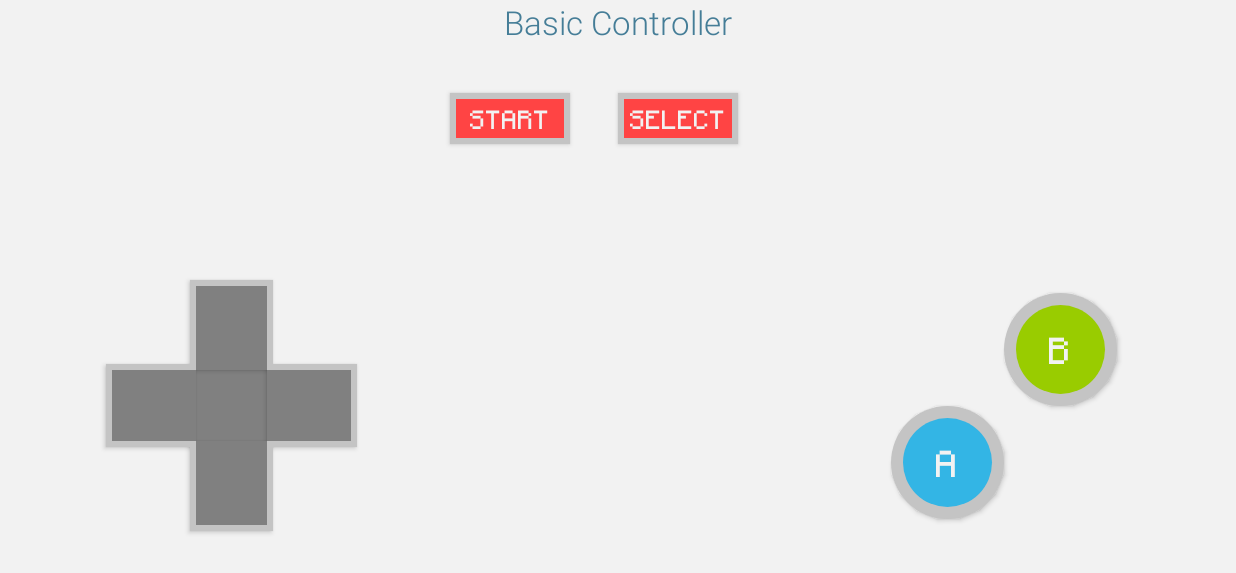
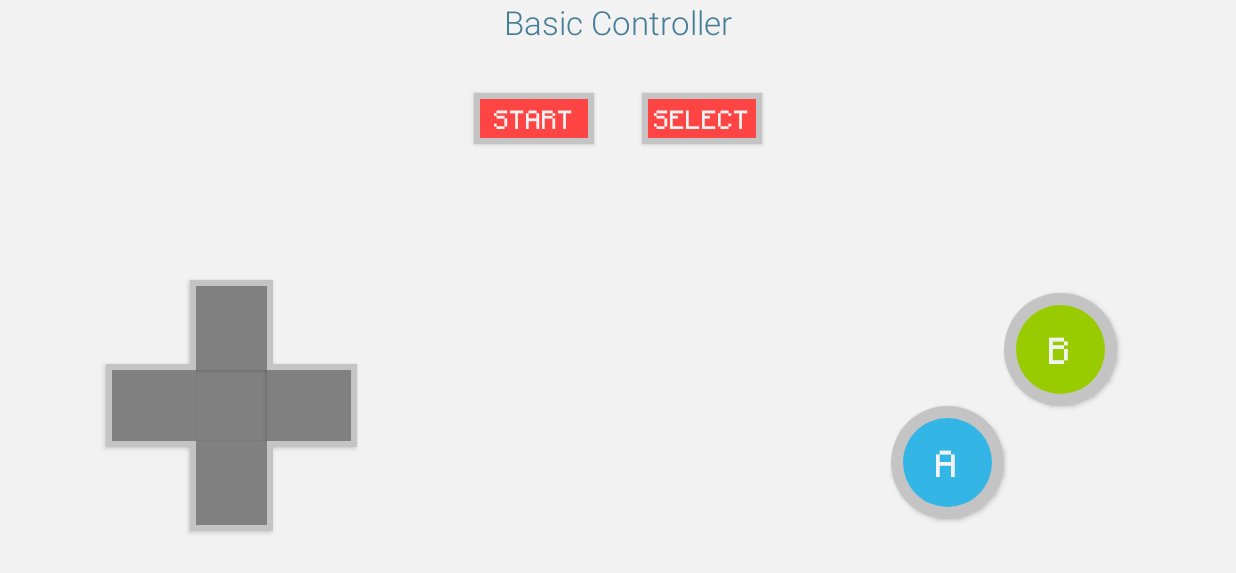
Before and after one commit to tvbarthel/Adaptilo, an Android app: the screen it shows after launch (MainActivity), on a phone screen of 824 x 412 dp (held sideways). Shown: the top 573 px of the screen. Run offline under Robolectric (Android 15) with nearby library versions, the phone set to English and light mode, and no system bars.

Commit message:
Fix margin

```diff
--- a/Android/app/src/main/res/layout/fragment_basic_controller.xml
+++ b/Android/app/src/main/res/layout/fragment_basic_controller.xml
@@ -45,7 +45,7 @@
             android:id="@+id/basic_controller_btn_select"
             android:layout_width="@dimen/btn_rect_width"
             android:layout_height="@dimen/btn_rect_height"
-            android:layout_marginRight="@dimen/btn_rect_margin"
+            android:layout_marginLeft="@dimen/btn_rect_margin"
             android:background="@drawable/btn_rect"
             android:fontFamily="sans-serif-light"
             android:text="@string/basic_controller_btn_select"
--- a/Android/app/src/main/res/values/dimens.xml
+++ b/Android/app/src/main/res/values/dimens.xml
@@ -10,7 +10,7 @@
     <dimen name="btn_rect_height">34dp</dimen>
     <dimen name="btn_rect_text_size">14sp</dimen>
     <dimen name="btn_rect_text_size_pressed">10sp</dimen>
-    <dimen name="btn_rect_margin">32dp</dimen>
+    <dimen name="btn_rect_margin">16dp</dimen>
 
     <!-- Arrow Button -->
     <dimen name="btn_arrow_thickness">55dp</dimen>
```
